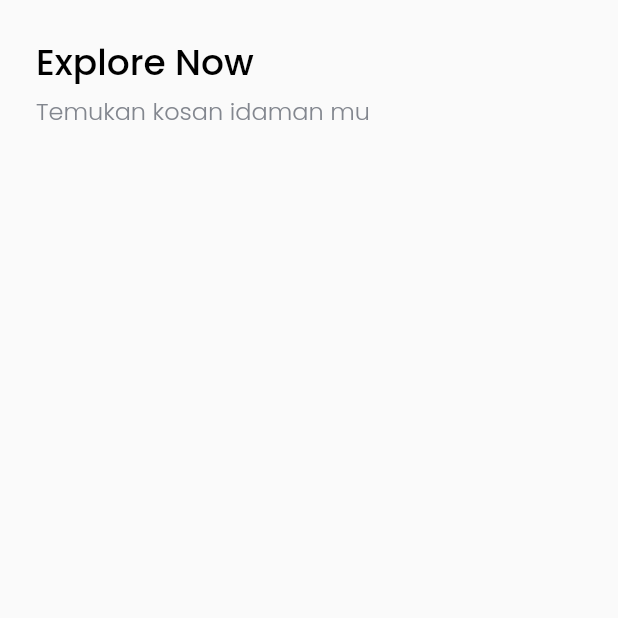
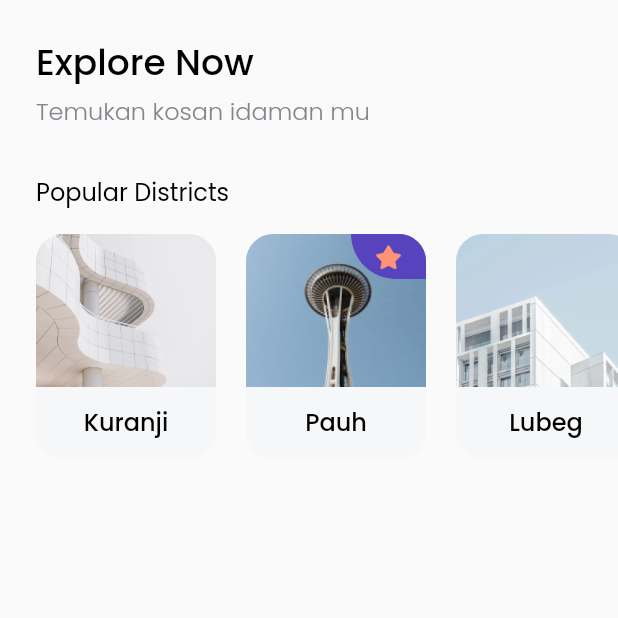
Before and after one commit to rizkikurniaa/BoardingHousefinder, a Flutter app: the HomePage screen opened directly, on a phone screen of 412 x 824 dp, the top half of it. Run offline on Flutter 3.47's test engine with Material 2 defaults, Android fonts, the phone set to English and light mode, and no system bars; our stand-ins replace google_fonts.

Commit message:
Added listview popular districts

```diff
--- a/lib/pages/home_page.dart
+++ b/lib/pages/home_page.dart
@@ -1,5 +1,7 @@
 import 'package:flutter/material.dart';
+import 'package:padang_kos/models/districts.dart';
 import 'package:padang_kos/theme.dart';
+import 'package:padang_kos/widgets/districts_card.dart';
 
 class HomePage extends StatelessWidget {
   @override
@@ -35,6 +37,55 @@ class HomePage extends StatelessWidget {
             ),
             SizedBox(
               height: 30,
+            ),
+            Padding(
+              padding: EdgeInsets.only(left: edge),
+              child: Text(
+                'Popular Districts',
+                style: regulerTextStyle.copyWith(fontSize: 16),
+              ),
+            ),
+            SizedBox(
+              height: 16,
+            ),
+            Container(
+              height: 150,
+              child: ListView(
+                scrollDirection: Axis.horizontal,
+                children: [
+                  SizedBox(
+                    width: 24,
+                  ),
+                  DistrictsCard(
+                    Districts(
+                        id: 1,
+                        name: 'Kuranji',
+                        imageUrl: 'assets/images/city1.png'),
+                  ),
+                  SizedBox(
+                    width: 20,
+                  ),
+                  DistrictsCard(
+                    Districts(
+                        id: 2,
+                        name: 'Pauh',
+                        imageUrl: 'assets/images/city2.png',
+                        isPopular: true),
+                  ),
+                  SizedBox(
+                    width: 20,
+                  ),
+                  DistrictsCard(
+                    Districts(
+                        id: 3,
+                        name: 'Lubeg',
+                        imageUrl: 'assets/images/city3.png'),
+                  ),
+                  SizedBox(
+                    width: 20,
+                  ),
+                ],
+              ),
             )
           ],
         ),
```
